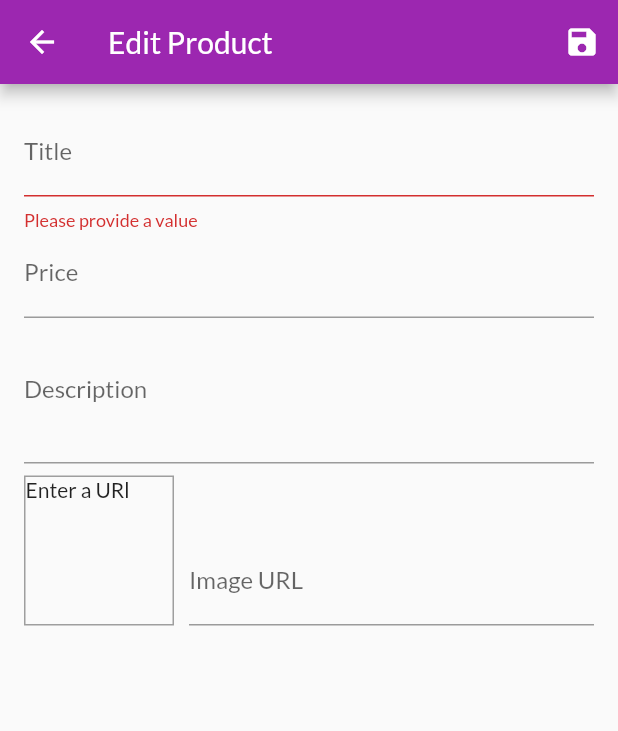
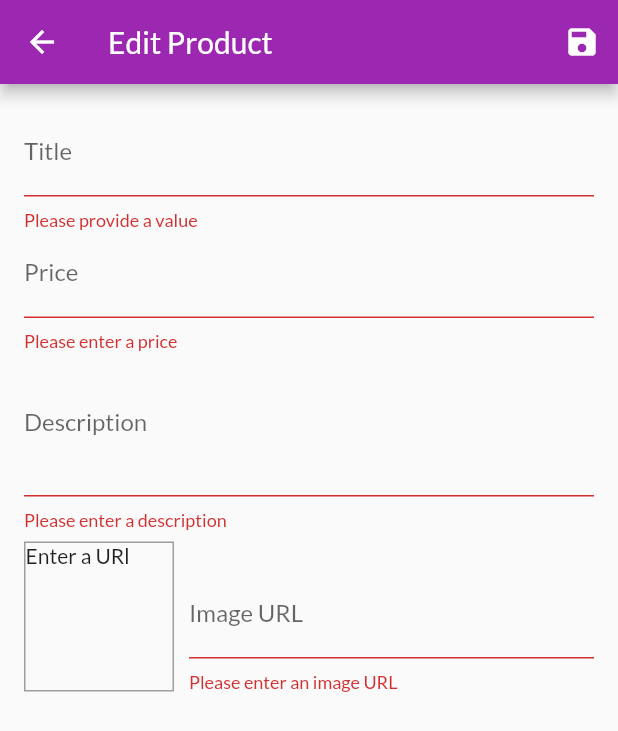
Before and after one commit to darshangit/flutter-app4-shopping, a Flutter app: the EditProductScreen screen opened by its route, after a tap on the "save" icon, on a phone screen of 412 x 824 dp. Shown: the top 731 px of the screen. Run offline on Flutter 3.47's test engine with Material 2 defaults, Android fonts, the phone set to English and light mode, and no system bars; network calls fail.

Commit message:
Products added

```diff
--- a/lib/screens/edit_product_screen.dart
+++ b/lib/screens/edit_product_screen.dart
@@ -1,5 +1,7 @@
 import 'package:flutter/material.dart';
 import 'package:flutter_app3_shop/providers/product.dart';
+import 'package:flutter_app3_shop/providers/products.dart';
+import 'package:provider/provider.dart';
 
 class EditProductScreen extends StatefulWidget {
   static const routeName = '/edit-product';
@@ -29,12 +31,20 @@ class _EditProductScreenState extends State<EditProductScreen> {
     _priceFocusNode.dispose();
     _decriptionFocusNode.dispose();
     _decriptionFocusNode.dispose();
+    _imageUrlFocusNode.removeListener(_updateImageUrl);
     _imageUrlFocusNode.dispose();
-    _imageUrlFocusNode.removeListener(_updateImageUrl);
   }
 
   void _updateImageUrl() {
+    var value = _imageUrlController.text;
     if (!_imageUrlFocusNode.hasFocus) {
+      if ((!value.startsWith('http') && !value.startsWith('https')) ||
+          (!value.endsWith('.png') &&
+              !value.endsWith('.jpg') &&
+              !value.endsWith('.jpeg'))) {
+        return;
+      }
+
       setState(() {});
     }
   }
@@ -45,7 +55,8 @@ class _EditProductScreenState extends State<EditProductScreen> {
       return;
     }
     _form.currentState.save();
-    print(_editedProduct.title);
+    Provider.of<Products>(context, listen: false).addProduct(_editedProduct);
+    Navigator.of(context).pop();
   }
 
   @override
@@ -95,6 +106,18 @@ class _EditProductScreenState extends State<EditProductScreen> {
                     onFieldSubmitted: (_) {
                       FocusScope.of(context).requestFocus(_decriptionFocusNode);
                     },
+                    validator: (value) {
+                      if (value.isEmpty) {
+                        return 'Please enter a price';
+                      }
+                      if (double.tryParse(value) == null) {
+                        return ' Please enter a valid Number';
+                      }
+                      if (double.parse(value) <= 0) {
+                        return 'Please enter a number greater than 0';
+                      }
+                      return null;
+                    },
                     onSaved: (value) {
                       _editedProduct = Product(
                           title: _editedProduct.title,
@@ -108,6 +131,15 @@ class _EditProductScreenState extends State<EditProductScreen> {
                     maxLines: 3,
                     keyboardType: TextInputType.multiline,
                     focusNode: _decriptionFocusNode,
+                    validator: (value) {
+                      if (value.isEmpty) {
+                        return 'Please enter a description';
+                      }
+                      if (value.length < 10) {
+                        return 'Please enter at least 10 characters';
+                      }
+                      return null;
+                    },
                     onSaved: (value) {
                       _editedProduct = Product(
                           title: _editedProduct.title,
@@ -142,6 +174,22 @@ class _EditProductScreenState extends State<EditProductScreen> {
                           onFieldSubmitted: (_) {
                             _saveForm();
                           },
+                          validator: (value) {
+                            if (value.isEmpty) {
+                              return 'Please enter an image URL';
+                            }
+                            if (!value.startsWith('http') &&
+                                !value.startsWith('https')) {
+                              return 'Please enter a valid URL';
+                            }
+
+                            if (!value.endsWith('.png') &&
+                                !value.endsWith('.jpg') &&
+                                !value.endsWith('.jpeg')) {
+                              return 'Please enter a valid Image URL';
+                            }
+                            return null;
+                          },
                           onSaved: (value) {
                             _editedProduct = Product(
                                 title: _editedProduct.title,
```
Also changed, not shown: lib/providers/products.dart (+9 -1 lines).
